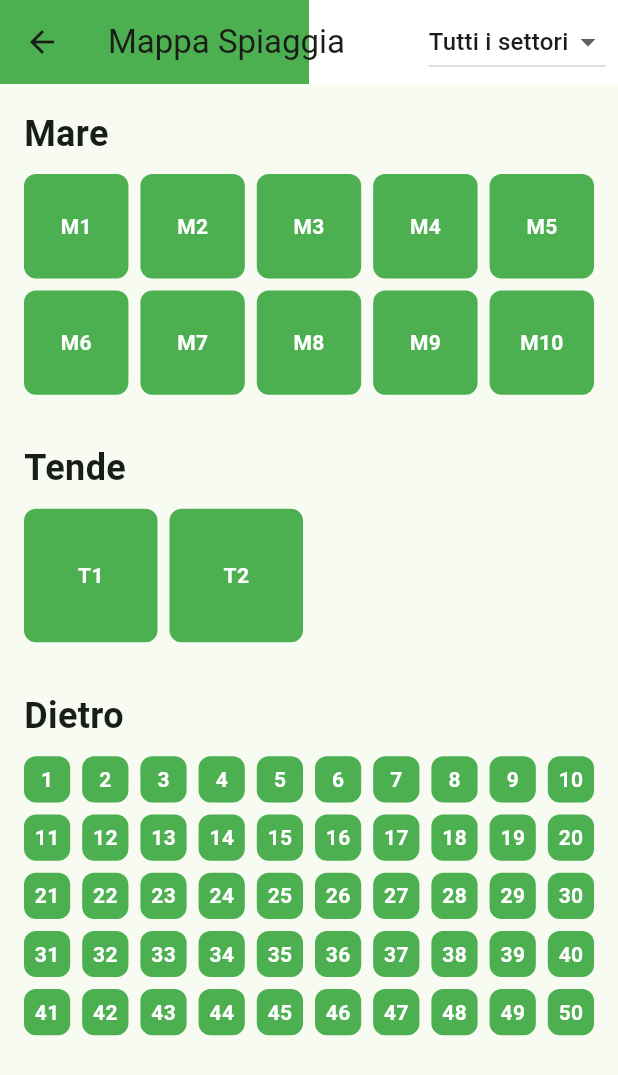
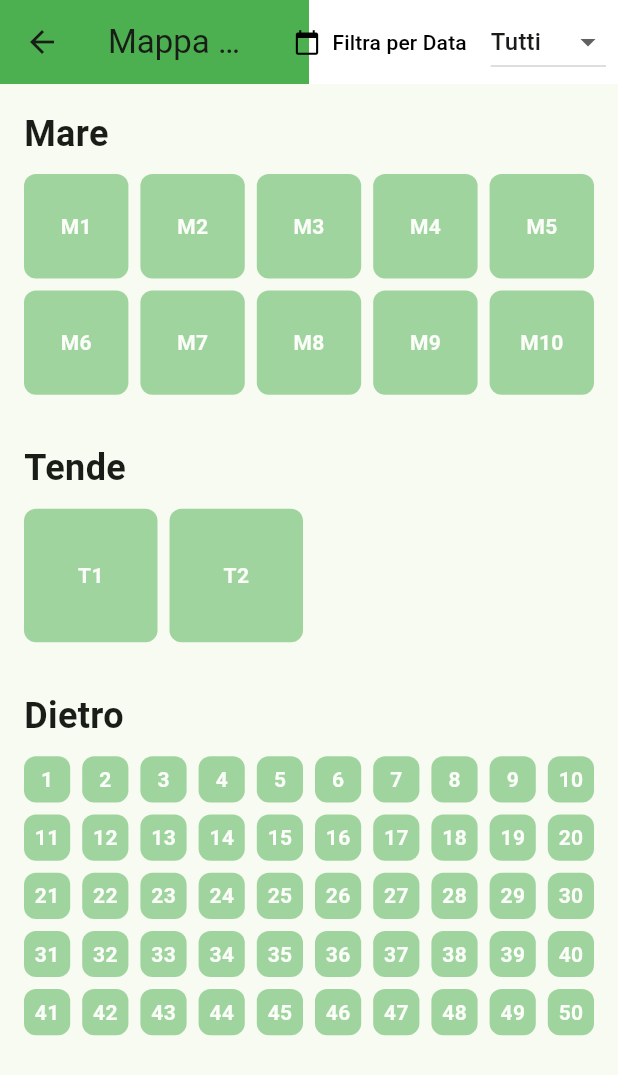
Before and after one commit to amazzotti/Gestionale-prenotazioni-spiaggia, a Flutter app: the MapScreen screen opened directly, on a phone screen of 412 x 824 dp. Shown: the top 1075 px of the screen. Run offline on Flutter 3.47's test engine with Material 3 defaults, Android fonts, the phone set to English and light mode, and no system bars; our stand-ins replace cloud_firestore, firebase_core, shared_preferences; accounts and stored records are empty.

```diff
--- a/applicazione_gestionale/lib/map_screen.dart
+++ b/applicazione_gestionale/lib/map_screen.dart
@@ -8,12 +8,14 @@ class Booking {
   final DateTime startDate;
   final DateTime endDate;
   final String notes;
+  final bool arrived;
 
   Booking({
     required this.clientName,
     required this.startDate,
     required this.endDate,
     this.notes = '',
+    this.arrived = false, // Valore predefinito
   });
 
   Map<String, dynamic> toMap() {
@@ -22,6 +24,7 @@ class Booking {
       'startDate': Timestamp.fromDate(startDate),
       'endDate': Timestamp.fromDate(endDate),
       'notes': notes,
+      'arrived': arrived,
     };
   }
 
@@ -31,6 +34,7 @@ class Booking {
       startDate: (map['startDate'] as Timestamp).toDate(),
       endDate: (map['endDate'] as Timestamp).toDate(),
       notes: map['notes'] ?? '',
+      arrived: map['arrived'] ?? false,
     );
   }
 }
@@ -46,9 +50,20 @@ class Umbrella {
 
   bool isBookedDuring(DateTimeRange range) {
     if (!isBooked) return false;
+
+    // Normalize booking dates to midnight for day-only comparison
     final bookingStart = DateTime(booking!.startDate.year, booking!.startDate.month, booking!.startDate.day);
+    // Create an exclusive end date for the booking (the morning of the day after)
     final bookingEnd = DateTime(booking!.endDate.year, booking!.endDate.month, booking!.endDate.day).add(const Duration(days: 1));
-    return bookingStart.isBefore(range.end) && bookingEnd.isAfter(range.start);
+
+    // Normalize filter range dates for comparison
+    final filterStart = DateTime(range.start.year, range.start.month, range.start.day);
+    // Create an exclusive end date for the filter range. The range from the picker is inclusive.
+    final filterEnd = DateTime(range.end.year, range.end.month, range.end.day).add(const Duration(days: 1));
+
+    // The condition for two ranges [startA, endA) and [startB, endB) to overlap is:
+    // startA < endB && startB < endA
+    return bookingStart.isBefore(filterEnd) && filterStart.isBefore(bookingEnd);
   }
 }
 
@@ -75,8 +90,13 @@ final List<BeachSector> beachSectors = [
 // --- SCHERMATA DELLA MAPPA ---
 class MapScreen extends StatefulWidget {
   final String? highlightUmbrellaId;
+  final DateTimeRange? filterDateRange;
 
-  const MapScreen({super.key, this.highlightUmbrellaId});
+  const MapScreen({
+    super.key,
+    this.highlightUmbrellaId,
+    this.filterDateRange, // Aggiunto parametro
+  });
 
   @override
   State<MapScreen> createState() => _MapScreenState();
@@ -90,6 +110,14 @@ class _MapScreenState extends State<MapScreen> {
 
   final CollectionReference bookingsCollection = FirebaseFirestore.instance.collection('bookings');
 
+   @override
+  void initState() {
+    super.initState();
+    // Imposta il filtro data iniziale se fornito dal widget
+    _filterDateRange = widget.filterDateRange;
+  }
+
+
   Future<void> _saveBooking(Umbrella umbrella, Booking newBooking) async {
     await bookingsCollection.doc(umbrella.id).set(newBooking.toMap());
   }
@@ -102,7 +130,7 @@ class _MapScreenState extends State<MapScreen> {
     final nameController = TextEditingController(text: currentBooking?.clientName);
     final notesController = TextEditingController(text: currentBooking?.notes);
     DateTime startDate = currentBooking?.startDate ?? _filterDateRange?.start ?? DateTime.now();
-    DateTime endDate = currentBooking?.endDate ?? _filterDateRange?.end ?? DateTime.now();
+    DateTime endDate = currentBooking?.endDate ?? _filterDateRange?.end ?? startDate;
 
     showDialog(
       context: context,
@@ -196,6 +224,7 @@ class _MapScreenState extends State<MapScreen> {
   void _showDateRangePickerForSuggestion() async {
      final range = await showDateRangePicker(
       context: context,
+      initialDateRange: _filterDateRange, // Usa il filtro corrente come data iniziale
       firstDate: DateTime.now().subtract(const Duration(days: 30)),
       lastDate: DateTime.now().add(const Duration(days: 365)),
       helpText: 'Seleziona un periodo per vedere gli ombrelloni liberi',
@@ -216,12 +245,23 @@ class _MapScreenState extends State<MapScreen> {
                   colors: [Colors.green, Colors.white], stops: [0.5, 0.5], tileMode: TileMode.repeated)),
         ),
         actions: [
+            // -- Pulsante per cambiare il filtro data --
+           TextButton.icon(
+            icon: const Icon(Icons.calendar_today, color: Colors.black),
+            label: Text(
+              _filterDateRange != null
+              ? '${DateFormat('dd/MM').format(_filterDateRange!.start)} - ${DateFormat('dd/MM').format(_filterDateRange!.end)}'
+              : 'Filtra per Data',
+              style: const TextStyle(color: Colors.black),
+            ),
+            onPressed: _showDateRangePickerForSuggestion,
+          ),
           DropdownButton<String>(
             value: _selectedSectorName,
-            hint: const Text('Filtra Settore', style: TextStyle(color: Colors.black87)),
+            hint: const Text('Settore', style: TextStyle(color: Colors.black87)),
             onChanged: (String? newValue) => setState(() => _selectedSectorName = newValue),
             items: [
-              const DropdownMenuItem<String>(value: null, child: Text('Tutti i settori')),
+              const DropdownMenuItem<String>(value: null, child: Text('Tutti')),
               ...beachSectors.map((s) => DropdownMenuItem<String>(value: s.name, child: Text(s.name))),
             ],
           ),
@@ -301,15 +341,20 @@ class _MapScreenState extends State<MapScreen> {
   Widget _buildUmbrella(Umbrella umbrella, Booking? booking) {
     umbrella.booking = booking;
 
-    bool isConsideredBooked = _filterDateRange == null ? umbrella.isBooked : umbrella.isBookedDuring(_filterDateRange!);
+    bool isConsideredBooked = _filterDateRange == null
+        ? false // Se nessun intervallo è selezionato, mostra tutto come libero
+        : umbrella.isBookedDuring(_filterDateRange!);
 
     final color = isConsideredBooked ? Colors.red : Colors.green;
 
     return GestureDetector(
       onTap: () => _showBookingDialog(umbrella, booking),
-      child: Container(
-        decoration: BoxDecoration(color: color, borderRadius: BorderRadius.circular(8)),
-        child: Center(child: Text(umbrella.id, style: const TextStyle(color: Colors.white, fontWeight: FontWeight.bold))),
+      child: Opacity(
+        opacity: _filterDateRange == null ? 0.5 : 1.0, // Rendi gli ombrelloni semi-trasparenti se non c'è un filtro
+        child: Container(
+          decoration: BoxDecoration(color: color, borderRadius: BorderRadius.circular(8)),
+          child: Center(child: Text(umbrella.id, style: const TextStyle(color: Colors.white, fontWeight: FontWeight.bold))),
+        ),
       ),
     );
   }
```
Also changed, not shown: applicazione_gestionale/lib/arrivi_oggi_screen.dart (added, +104 -0 lines), applicazione_gestionale/lib/main.dart (+28 -2 lines).
